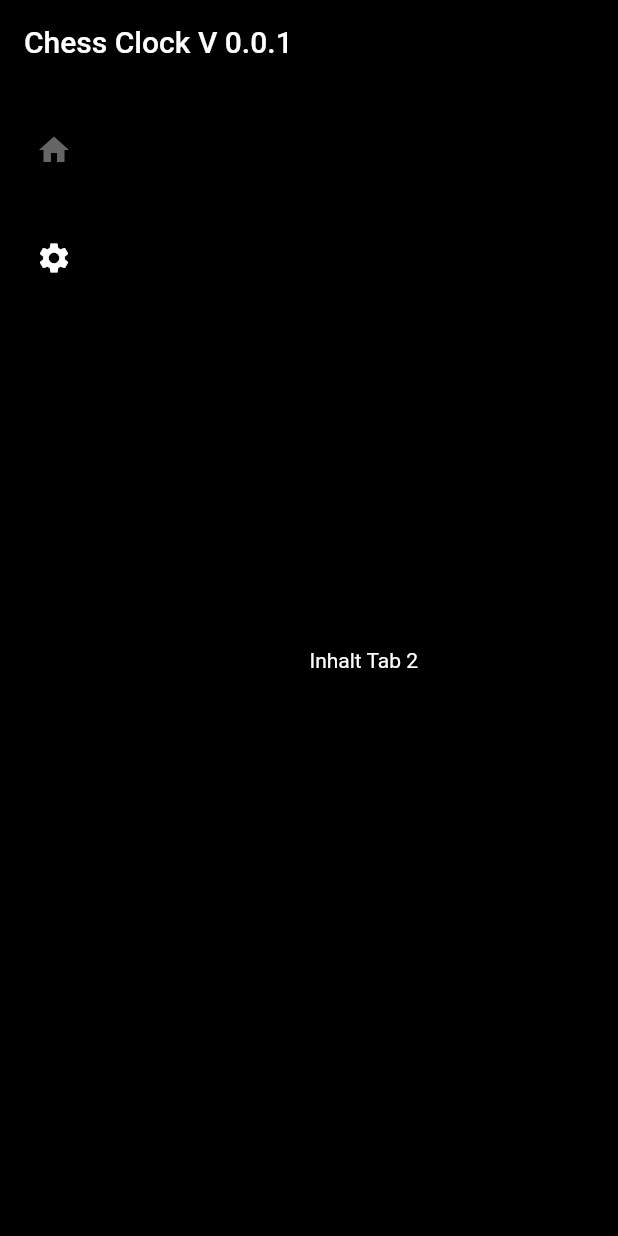
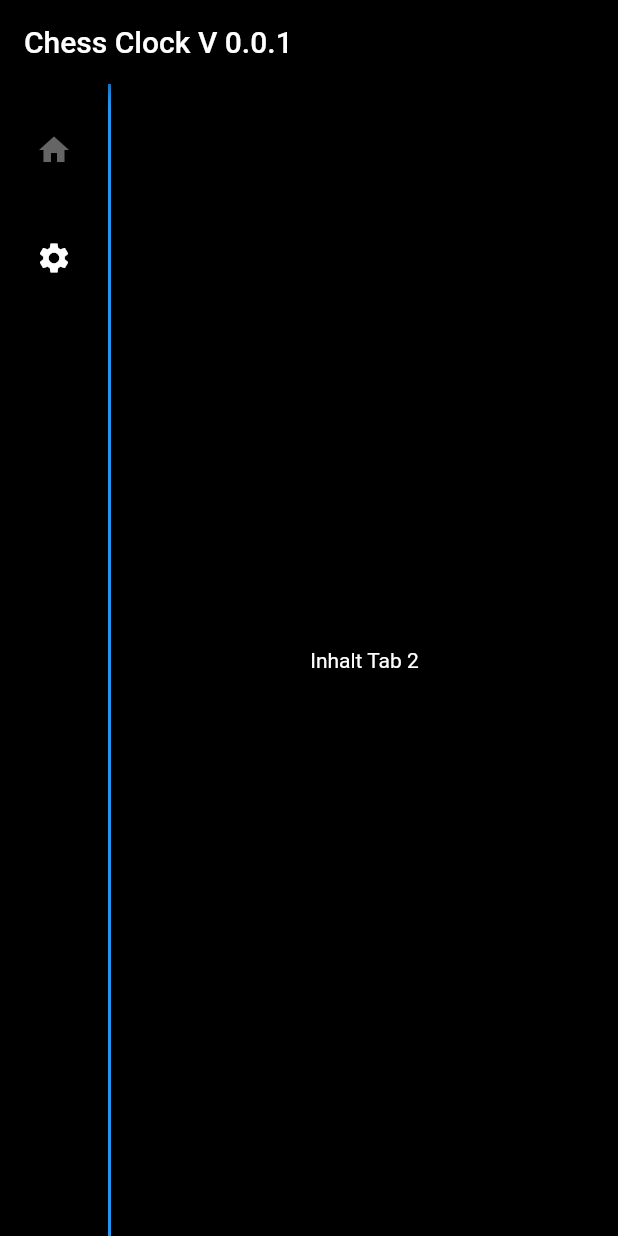
Before and after one commit to GeorgAubele/chess_clock, a Flutter app: the screen it shows after launch, after a tap on "Tab 2", on a phone screen of 412 x 824 dp. Run offline on Flutter 3.47's test engine with Material 2 defaults, Android fonts, the phone set to English and light mode, and no system bars.

Commit message:
Vertical Divider blue

```diff
--- a/lib/main.dart
+++ b/lib/main.dart
@@ -162,7 +162,7 @@ class _ChessClockScreenState extends State<ChessClockScreen> {
               ],
             ),
           ),
-          const VerticalDivider(thickness: 1, width: 1),
+          const VerticalDivider(thickness: 2, width: 2, color: Colors.blue,),
           Expanded(
             child: IndexedStack(
               index: _selectedIndex,
```
